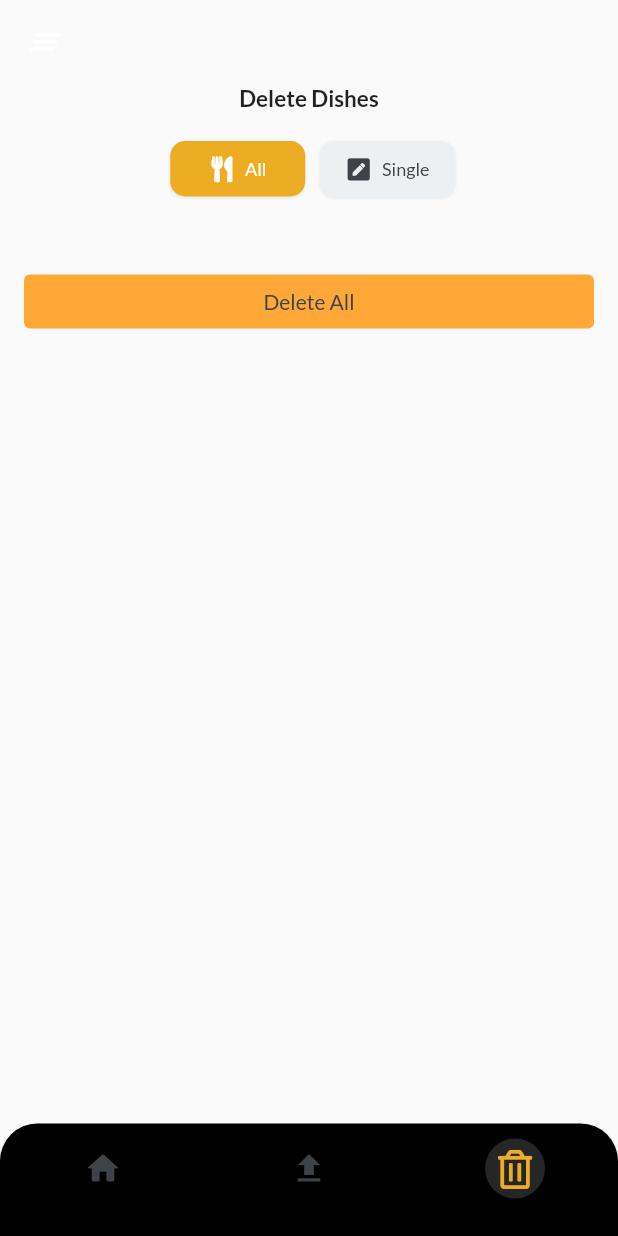
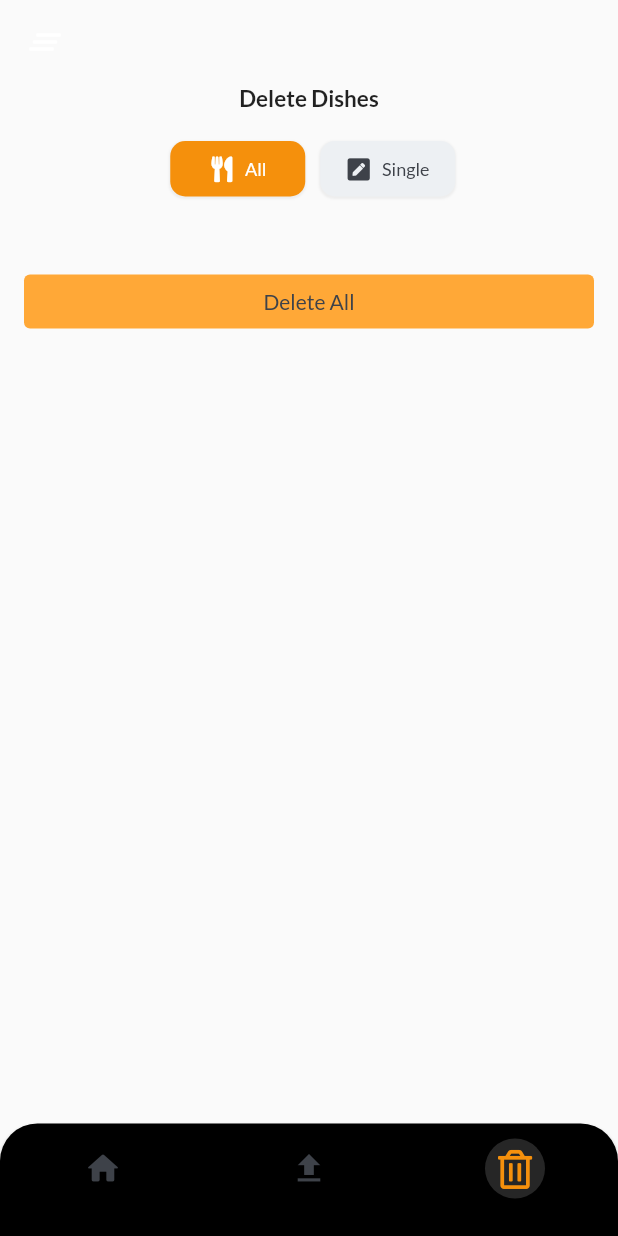
Before and after one commit to kacoster/foodie, a Flutter app: the screen it shows after launch, item 3 of the bottom bar chosen, on a phone screen of 412 x 824 dp. Run offline on Flutter 3.47's test engine with Material 2 defaults, Android fonts, the phone set to English and light mode, and no system bars; our stand-ins replace font_awesome_flutter, google_fonts; missing offline and left inert: search_choices; network calls fail.

```diff
--- a/lib/theme/color.dart
+++ b/lib/theme/color.dart
@@ -1,6 +1,6 @@
 import 'package:flutter/material.dart';
 
-const primary = Color.fromARGB(255, 236, 173, 37);
+const primary = Color.fromARGB(255, 245, 144, 12);
 const secondary = Color(0xFFFFA837);
 const darker = Color(0xFF3E4249);
 const cardColor = Color(0xFFEDF0F3);
```
Also changed, not shown: lib/assets/delete-dish-preview.png (added), lib/assets/edit-dish-preview.png (added), lib/assets/menu-filter-preview.png (added), lib/assets/menu-preview.png (added).
